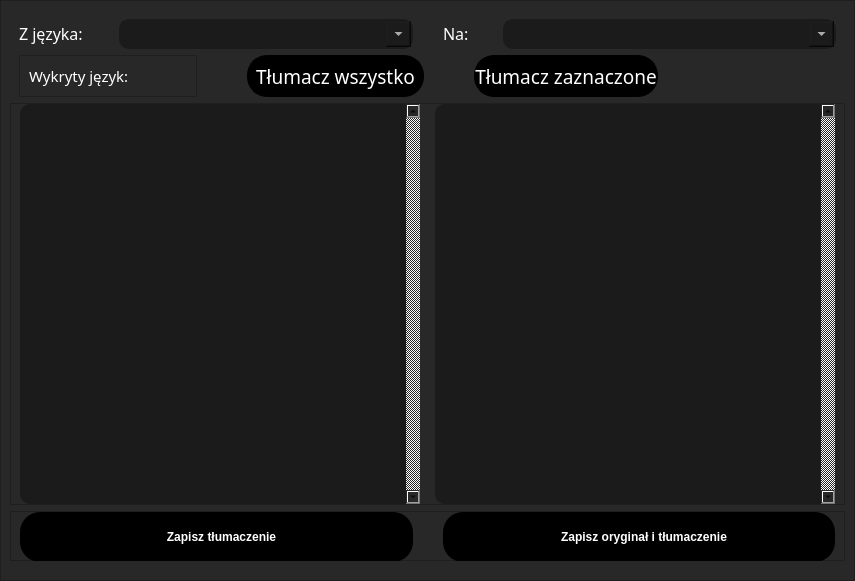
krzysztofrutana/OCR-Desktop, file uiForms/translateUI.ui: the form before one commit.
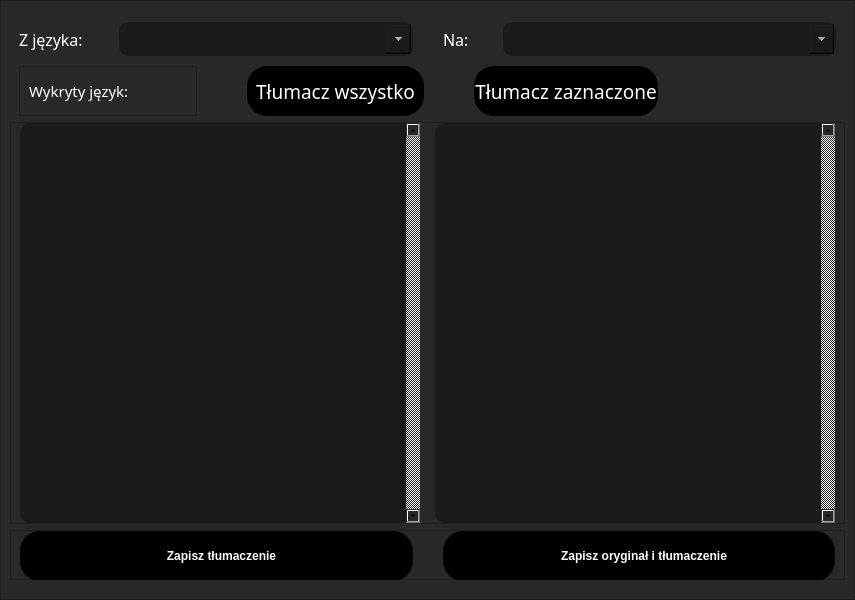
The form after the commit. Icons and pictures are not drawn.

Commit message: Add neccesary try/cach and error dialog (QMessageBox). Now all Exception are display in QMessageBox.

The edit to the form file:
```diff
--- a/uiForms/translateUI.ui
+++ b/uiForms/translateUI.ui
@@ -7,9 +7,15 @@
     <x>0</x>
     <y>0</y>
     <width>855</width>
-    <height>580</height>
+    <height>600</height>
    </rect>
   </property>
+  <property name="minimumSize">
+   <size>
+    <width>855</width>
+    <height>600</height>
+   </size>
+  </property>
   <property name="windowTitle">
    <string>Tłumaczenie</string>
   </property>
```
The commit also changes 6 other files.
